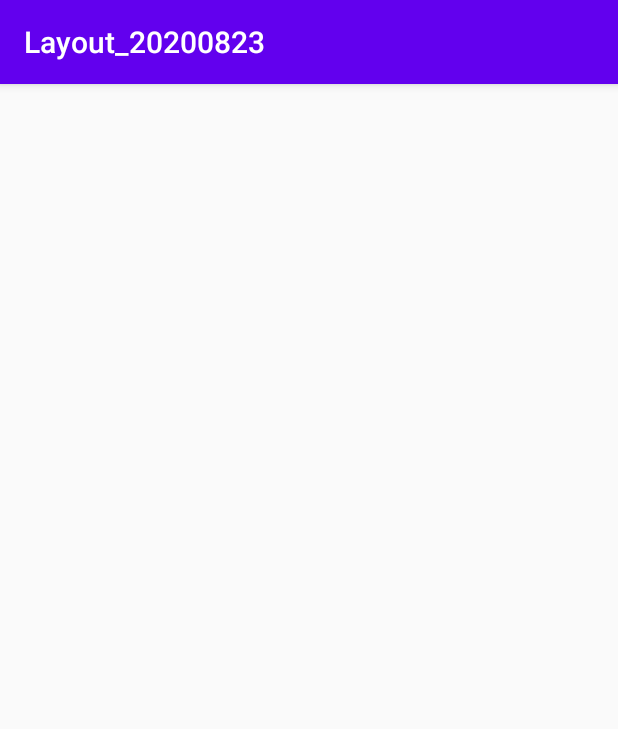
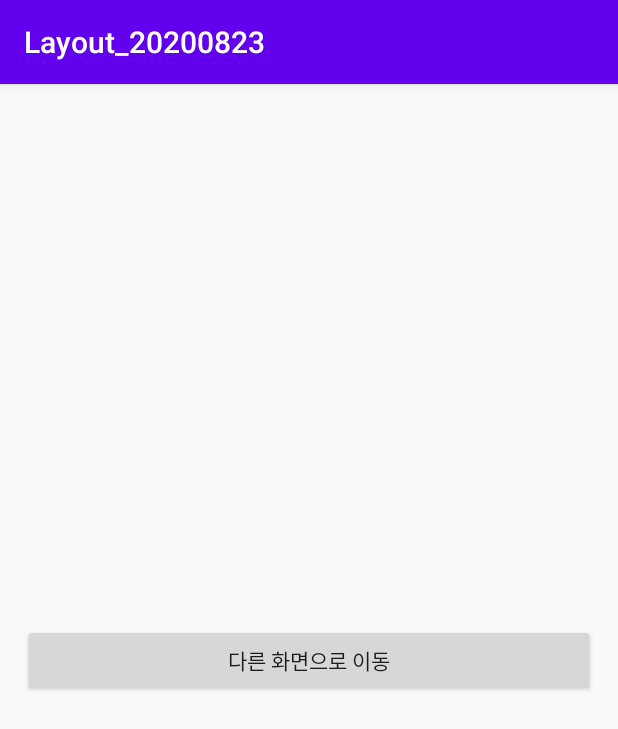
Before and after one commit to christiasK/Layout_20200823, an Android app: the screen it shows after launch (MainActivity), on a phone screen of 412 x 824 dp. Shown: the top 729 px of the screen. Run offline under Robolectric (Android 15) with nearby library versions, the phone set to English and light mode, and no system bars.

Commit message:
다른 화면으로 이동하는 버튼 추가

```diff
--- a/app/src/main/res/layout/activity_main.xml
+++ b/app/src/main/res/layout/activity_main.xml
@@ -5,7 +5,14 @@
     android:layout_width="match_parent"
     android:layout_height="match_parent"
     android:orientation="vertical"
+    android:gravity="center"
+    android:padding="15dp"
     tools:context=".MainActivity">
 
+    <Button
+        android:id="@+id/moveToOtherActivity"
+        android:layout_width="match_parent"
+        android:layout_height="wrap_content"
+        android:text="다른 화면으로 이동" />
 
 </LinearLayout>
```
